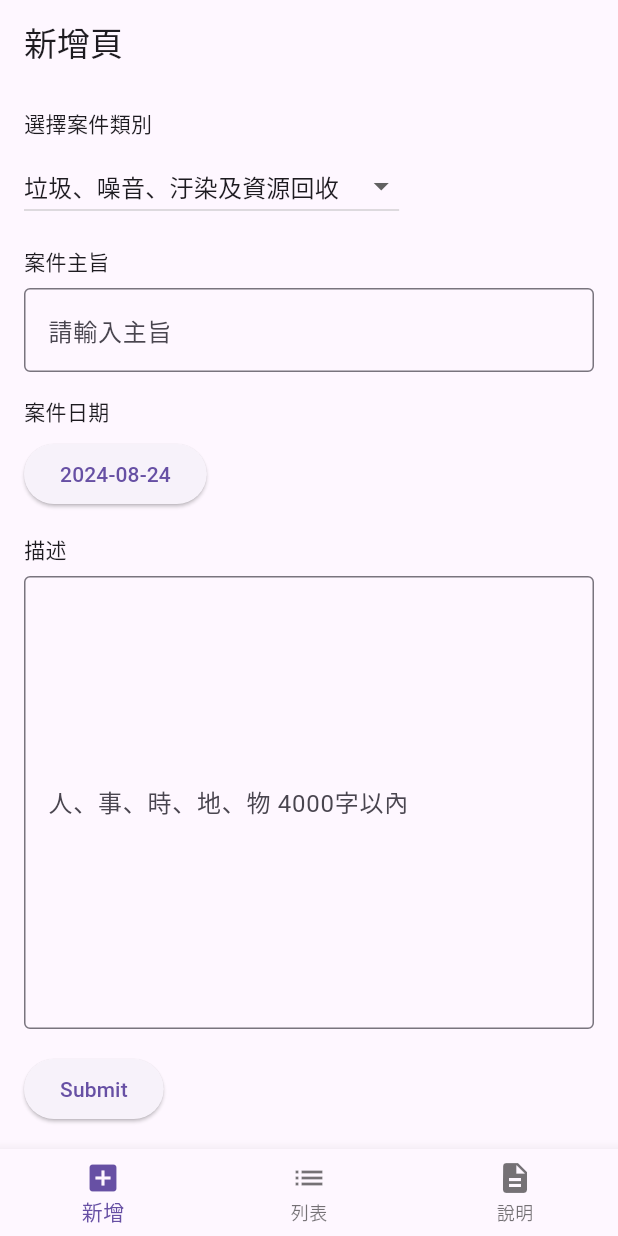
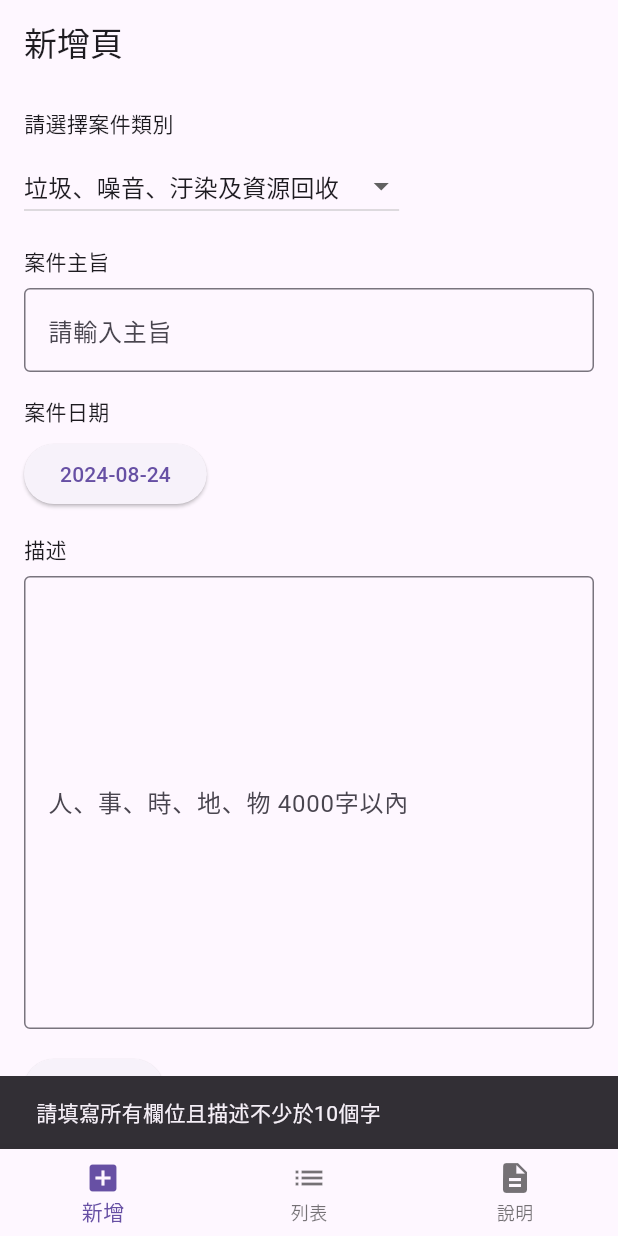
Before and after one commit to online135/hackathon_practice, a Flutter app: the screen it shows after launch, after a tap on "Submit", on a phone screen of 412 x 824 dp. Run offline on Flutter 3.47's test engine with Material 3 defaults, Android fonts, the phone set to English and light mode, and no system bars; our stand-ins replace camera, shared_preferences; network calls fail.

Commit message:
選單修正, 其餘修正

```diff
--- a/lib/add_page.dart
+++ b/lib/add_page.dart
@@ -22,7 +22,7 @@ class _AddPageState extends State<AddPage> {
     // '公園、排水溝、下水道及自來水',
   ];
 
-  String _selectedCategory = '垃圾、噪音、汙染及資源回收';
+  String _selectedCategory = '';
   String _title = '';
   DateTime _selectedDate = DateTime.now();
   String _description = '';
@@ -72,6 +72,20 @@ class _AddPageState extends State<AddPage> {
   }
 
   void _submitForm() async {
+    // 確認所有欄位不為空，且敘述不少於10個字
+    if (_selectedCategory.isEmpty ||
+        _title.isEmpty ||
+        _description.isEmpty ||
+        _description.length < 10 ||
+        _selectedDate == null
+    ) {
+      print('所有欄位必須填寫且描述不少於10個字');
+      ScaffoldMessenger.of(context).showSnackBar(
+        const SnackBar(content: Text('請填寫所有欄位且描述不少於10個字')),
+      );
+      return; // 中止發送
+    }
+
     final url = Uri.parse('http://localhost:8080/api/issue'); // Replace with your server's IP address or hostname
 
     final Map<String, dynamic> data = {
@@ -108,7 +122,7 @@ class _AddPageState extends State<AddPage> {
   Future<void> _loadFormData() async {
     final prefs = await SharedPreferences.getInstance();
     setState(() {
-      _selectedCategory = prefs.getString('category') ?? '';
+      _selectedCategory = prefs.getString('category') ?? _selectedCategory;
       _title = prefs.getString('title') ?? '';
       _selectedDate = DateTime.parse(prefs.getString('selectedDate') ?? _selectedDate.toString());
       _description = prefs.getString('description') ?? '';
@@ -135,11 +149,18 @@ Widget build(BuildContext context) {
         crossAxisAlignment: CrossAxisAlignment.start,
         children: [
           // 案件類別: Category
-          const Text('選擇案件類別'),
+          const Text('請選擇案件類別'),
           const SizedBox(height: 8.0),
 
           DropdownButton<String>(
-            value:_selectedCategory.isNotEmpty ? _selectedCategory : _categories.first,
+            hint: Text(
+              '案件類別',
+              style: TextStyle(
+                fontSize: 14,
+                color: Theme.of(context).hintColor,
+              ),
+            ),
+            value: _selectedCategory.isNotEmpty ? _selectedCategory : _categories.first,
             onChanged: _updateSelectedCategory,
             items: _categories.map<DropdownMenuItem<String>>((String value) {
               return DropdownMenuItem<String>(
@@ -156,7 +177,7 @@ Widget build(BuildContext context) {
 
           TextField(
             onChanged: _updateTitle,
-            decoration: InputDecoration(
+            decoration: const InputDecoration(
               border: OutlineInputBorder(),
               hintText: '請輸入主旨',
             ),
--- a/lib/main.dart
+++ b/lib/main.dart
@@ -112,7 +112,7 @@ class _IssueListPageState extends State<IssueListPage> {
   Widget _buildIssueListPage() {
     return Scaffold(
       appBar: AppBar(
-        title: Row(
+        title: const Row(
           mainAxisAlignment: MainAxisAlignment.center,
           mainAxisSize: MainAxisSize.min,
           children: <Widget>[
@@ -223,7 +223,7 @@ class _IssueListPageState extends State<IssueListPage> {
       context: context,
       builder: (context) {
         return AlertDialog(
-          title: Text('刪除通報'),
+          title: const Text('刪除通報'),
           content: Text('您確定要刪除 ${issueItem['title']} 嗎？'),
           actions: [
             TextButton(
```
